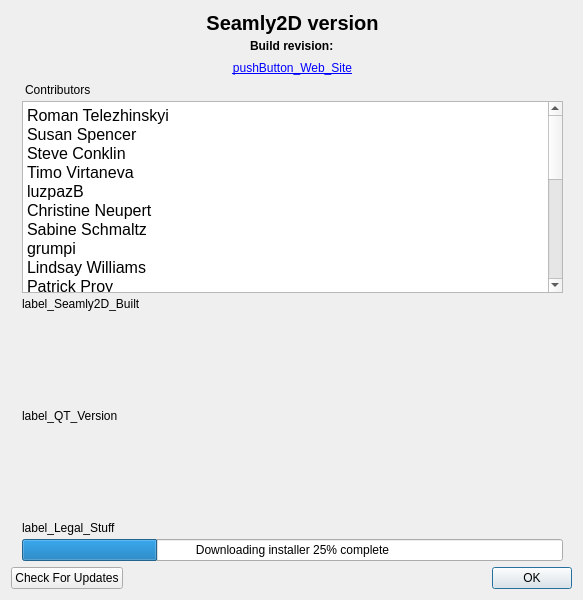
The window that src/app/seamly2d/dialogs/dialogaboutapp.ui (FashionFreedom/Seamly2D) describes before a commit, drawn with Qt 5.
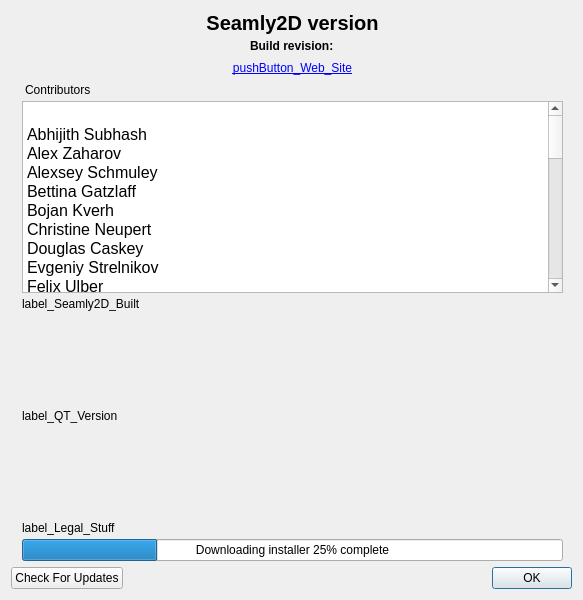
The same window after the commit. Icons and pictures are not drawn.

Diff of the .ui file:
```diff
--- a/src/app/seamly2d/dialogs/dialogaboutapp.ui
+++ b/src/app/seamly2d/dialogs/dialogaboutapp.ui
@@ -204,29 +204,40 @@
           <bool>true</bool>
          </property>
          <property name="plainText">
-          <string notr="true">Roman Telezhinskyi
-Susan Spencer
-Steve Conklin
-Timo Virtaneva
-luzpazB
+          <string notr="true">
+Abhijith Subhash
+Alex Zaharov
+Alexsey Schmuley
+Bettina Gatzlaff
+Bojan Kverh
 Christine Neupert
-Sabine Schmaltz
+Douglas Caskey
+Evgeniy Strelnikov
+Felix Ulber
+Fritz Rometsch
 grumpi
+Ian Cunningham
 Lindsay Williams
-Patrick Proy
-Mischa Krempel
+luzpazB
+Marius Ghita
 Matt Daw
-Peter Gsellmann
-Robert Martin
 Michaela Orth
+Mischa Krempel
+Mo Odling
+Mohammed Ibrahim
+Patrick Proy
+Peter Gsellmann
 Rina Rivera
-Fritz Rometsch
-Felix Ulber
-Alex Zaharov
-Valentina Zhuravska
-Bettina Gatzlaff
+Robert Martin
+Roman Postanciuk
+Roman Telezhynskyi
 Ronan Le Tiec
-Douglas Caskey</string>
+Sabine Schmaltz
+Steve Conklin
+Susan Spencer
+Timo Virtaneva
+Valentina Zhuravska
+          </string>
          </property>
         </widget>
        </item>
```
